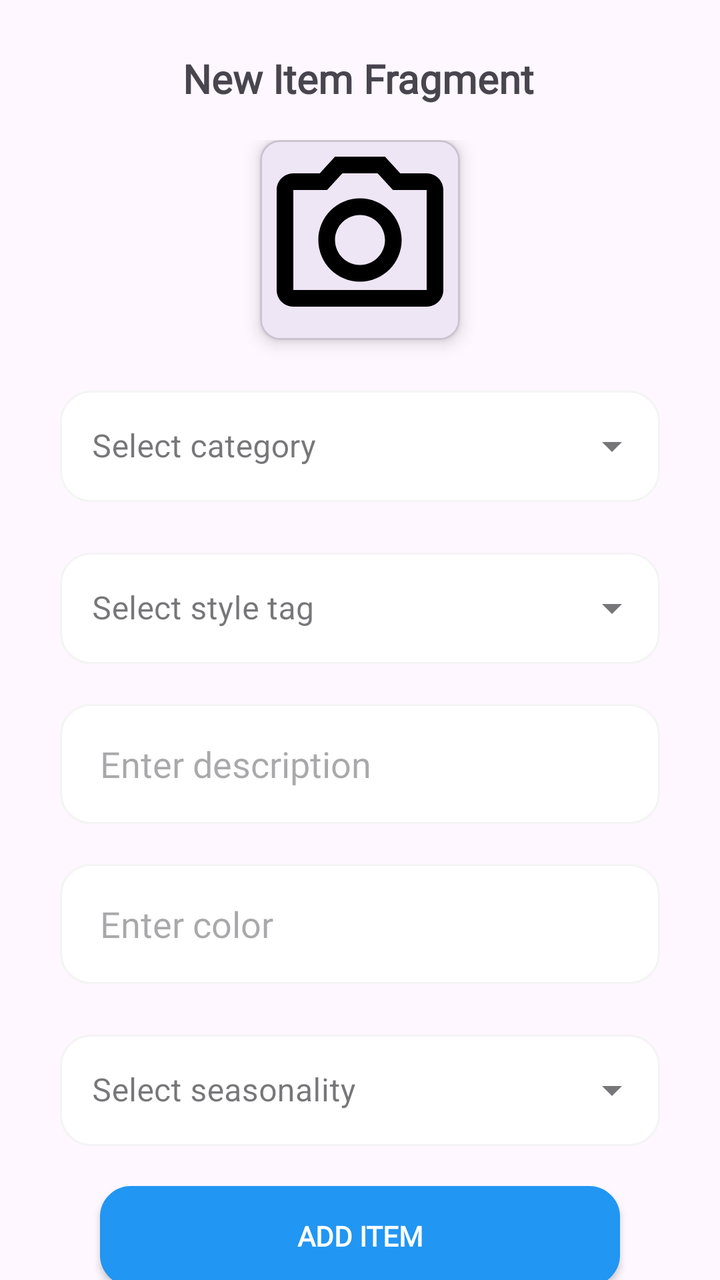
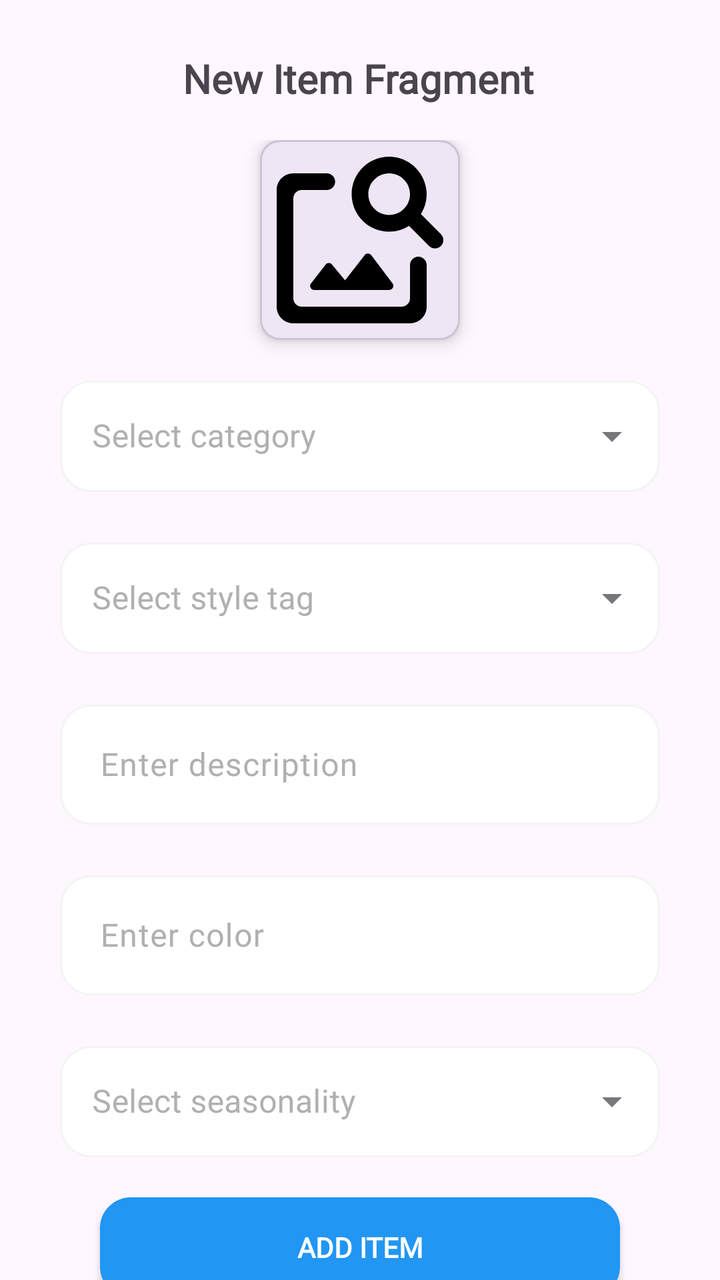

Before-and-after screenshots of an Android layout around one commit, followed by the original layout XML and the change that was made.
<!-- AndroidManifest.xml: application theme Theme.StyleWIZ_vol2 -->
<!-- res/layout/fragment_new_item.xml -->
<?xml version="1.0" encoding="utf-8"?>
<androidx.constraintlayout.widget.ConstraintLayout xmlns:android="http://schemas.android.com/apk/res/android"
    xmlns:app="http://schemas.android.com/apk/res-auto"
    xmlns:tools="http://schemas.android.com/tools"
    android:layout_width="match_parent"
    android:layout_height="match_parent"
    tools:context=".NewItemFragment">

    

    <TextView
        android:id="@+id/textView9"
        android:layout_width="wrap_content"
        android:layout_height="wrap_content"
        android:fontFamily="@font/roboto"
        android:text="New Item Fragment"
        android:textSize="20sp"
        android:textStyle="bold"
        app:layout_constraintBottom_toBottomOf="parent"
        app:layout_constraintEnd_toEndOf="parent"
        app:layout_constraintHorizontal_bias="0.497"
        app:layout_constraintStart_toStartOf="parent"
        app:layout_constraintTop_toTopOf="parent"
        app:layout_constraintVertical_bias="0.042" />


    <LinearLayout
        android:layout_width="match_parent"
        android:layout_height="wrap_content"
        android:layout_marginStart="30dp"
        android:layout_marginTop="70dp"
        android:layout_marginEnd="30dp"
        android:gravity="center"
        android:orientation="vertical"
        app:layout_constraintEnd_toEndOf="parent"
        app:layout_constraintStart_toStartOf="parent"
        app:layout_constraintTop_toTopOf="parent">

        <com.google.android.material.card.MaterialCardView
            android:id="@+id/selectImage"
            android:layout_width="100sp"
            android:layout_height="100sp"
            app:cardCornerRadius="10sp"
            app:cardElevation="5sp">

            <LinearLayout
                android:layout_width="match_parent"
                android:layout_height="match_parent"
                android:gravity="center"
                android:orientation="vertical">

                <ImageView
                    android:id="@+id/itemImage"
                    android:layout_width="match_parent"
                    android:layout_height="match_parent"
                    android:src="@drawable/outline_photo_camera_24" />
            </LinearLayout>


        </com.google.android.material.card.MaterialCardView>


        <com.google.android.material.textfield.TextInputLayout
            android:layout_width="match_parent"
            android:layout_height="wrap_content"
            android:hint="Select category"
            android:layout_marginTop="20dp"
            style="@style/Widget.MaterialComponents.TextInputLayout.OutlinedBox.ExposedDropdownMenu">

            <AutoCompleteTextView
                android:id="@+id/textCategory"
                android:layout_width="match_parent"
                android:layout_height="wrap_content"
                android:background="@drawable/edittextshape"
                android:inputType="none"/>


        </com.google.android.material.textfield.TextInputLayout>

        <com.google.android.material.textfield.TextInputLayout
            android:layout_width="match_parent"
            android:layout_height="wrap_content"
            android:hint="Select style tag"
            android:layout_marginTop="20dp"
            style="@style/Widget.MaterialComponents.TextInputLayout.OutlinedBox.ExposedDropdownMenu">

            <AutoCompleteTextView
                android:id="@+id/textStyleTag"
                android:layout_width="match_parent"
                android:layout_height="wrap_content"
                android:background="@drawable/edittextshape"
                android:inputType="none"/>


        </com.google.android.material.textfield.TextInputLayout>

        <EditText
            android:id="@+id/textDescription"
            android:layout_width="match_parent"
            android:layout_height="60dp"
            android:layout_marginTop="20dp"
            android:background="@drawable/edittextshape"
            android:fontFamily="@font/roboto"
            android:hint="Enter description"
            android:paddingStart="20dp"
            android:paddingEnd="15dp"
            android:singleLine="true" />

        <EditText
            android:id="@+id/textColor"
            android:layout_width="match_parent"
            android:layout_height="60dp"
            android:layout_marginTop="20dp"
            android:background="@drawable/edittextshape"
            android:fontFamily="@font/roboto"
            android:hint="Enter color"
            android:paddingStart="20dp"
            android:paddingEnd="15dp"
            android:singleLine="true" />

        <com.google.android.material.textfield.TextInputLayout
            android:layout_width="match_parent"
            android:layout_height="wrap_content"
            android:hint="Select seasonality"
            android:layout_marginTop="20dp"
            style="@style/Widget.MaterialComponents.TextInputLayout.OutlinedBox.ExposedDropdownMenu">

            <AutoCompleteTextView
                android:id="@+id/textSeasonality"
                android:layout_width="match_parent"
                android:layout_height="wrap_content"
                android:background="@drawable/edittextshape"
                android:inputType="none"/>


        </com.google.android.material.textfield.TextInputLayout>

        <androidx.appcompat.widget.AppCompatButton
            android:id="@+id/AddItemBtn"
            android:layout_width="match_parent"
            android:layout_height="50dp"
            android:background="@drawable/edittextshape"
            android:backgroundTint="@color/blue"
            android:text="ADD ITEM"
            android:textColor="@color/white"
            android:fontFamily="@font/roboto"
            android:textStyle="bold"
            android:layout_margin="20dp"/>


    </LinearLayout>

</androidx.constraintlayout.widget.ConstraintLayout>
<!-- resources referenced by this layout -->
<resources>
  <color name="blue">#2196F3</color>
  <color name="white">#FFFFFFFF</color>
  <!-- drawable edittextshape (drawable) -->
  <?xml version="1.0" encoding="utf-8"?>
  <shape xmlns:android="http://schemas.android.com/apk/res/android">
      <solid android:color="@color/white"/>
      <corners android:radius="15dp"/>
      <stroke android:color="#f4f4f4" android:width="1dp"/>
  </shape>
  <!-- drawable outline_photo_camera_24 (drawable) -->
  <vector android:height="24dp" android:tint="#000000"
      android:viewportHeight="24" android:viewportWidth="24"
      android:width="24dp" xmlns:android="http://schemas.android.com/apk/res/android">
      <path android:fillColor="@android:color/white" android:pathData="M14.12,4l1.83,2L20,6v12L4,18L4,6h4.05l1.83,-2h4.24M15,2L9,2L7.17,4L4,4c-1.1,0 -2,0.9 -2,2v12c0,1.1 0.9,2 2,2h16c1.1,0 2,-0.9 2,-2L22,6c0,-1.1 -0.9,-2 -2,-2h-3.17L15,2zM12,9c1.65,0 3,1.35 3,3s-1.35,3 -3,3 -3,-1.35 -3,-3 1.35,-3 3,-3m0,-2c-2.76,0 -5,2.24 -5,5s2.24,5 5,5 5,-2.24 5,-5 -2.24,-5 -5,-5z"/>
  </vector>
  <style name="Theme.StyleWIZ_vol2" parent="Base.Theme.StyleWIZ_vol2" />
  <style name="Base.Theme.StyleWIZ_vol2" parent="Theme.Material3.DayNight.NoActionBar">
          
          
      </style>
</resources>

<!-- the commit's change to res/layout/fragment_new_item.xml (unified diff, before → after) -->
@@ -53,7 +53,7 @@
                     android:id="@+id/itemImage"
                     android:layout_width="match_parent"
                     android:layout_height="match_parent"
-                    android:src="@drawable/outline_photo_camera_24" />
+                    android:src="@drawable/round_image_search_24" />
             </LinearLayout>
 
 
@@ -64,7 +64,8 @@
             android:layout_width="match_parent"
             android:layout_height="wrap_content"
             android:hint="Select category"
-            android:layout_marginTop="20dp"
+            android:textColorHint="@color/gray"
+            android:layout_marginTop="15dp"
             style="@style/Widget.MaterialComponents.TextInputLayout.OutlinedBox.ExposedDropdownMenu">
 
             <AutoCompleteTextView
@@ -81,6 +82,7 @@
             android:layout_width="match_parent"
             android:layout_height="wrap_content"
             android:hint="Select style tag"
+            android:textColorHint="@color/gray"
             android:layout_marginTop="20dp"
             style="@style/Widget.MaterialComponents.TextInputLayout.OutlinedBox.ExposedDropdownMenu">
 
@@ -94,34 +96,53 @@
 
         </com.google.android.material.textfield.TextInputLayout>
 
-        <EditText
+
+        <com.google.android.material.textfield.TextInputLayout
+            android:layout_width="match_parent"
+            android:layout_height="wrap_content"
+            android:layout_marginTop="20dp"
+            android:hint="Enter description"
+            android:textColorHint="@color/gray"
+            app:hintAnimationEnabled="true">
+
+        <com.google.android.material.textfield.TextInputEditText
             android:id="@+id/textDescription"
             android:layout_width="match_parent"
             android:layout_height="60dp"
-            android:layout_marginTop="20dp"
+            android:paddingStart="20dp"
+            android:paddingEnd="15dp"
             android:background="@drawable/edittextshape"
             android:fontFamily="@font/roboto"
-            android:hint="Enter description"
-            android:paddingStart="20dp"
-            android:paddingEnd="15dp"
-            android:singleLine="true" />
+            android:singleLine="true"
+            android:inputType="text" />
+        </com.google.android.material.textfield.TextInputLayout>
 
-        <EditText
-            android:id="@+id/textColor"
+        <com.google.android.material.textfield.TextInputLayout
             android:layout_width="match_parent"
-            android:layout_height="60dp"
+            android:layout_height="wrap_content"
             android:layout_marginTop="20dp"
-            android:background="@drawable/edittextshape"
-            android:fontFamily="@font/roboto"
             android:hint="Enter color"
-            android:paddingStart="20dp"
-            android:paddingEnd="15dp"
-            android:singleLine="true" />
+            android:textColorHint="@color/gray"
+            app:hintAnimationEnabled="true">
+
+            <com.google.android.material.textfield.TextInputEditText
+                android:id="@+id/textColor"
+                android:layout_width="match_parent"
+                android:layout_height="60dp"
+                android:paddingStart="20dp"
+                android:paddingEnd="15dp"
+                android:background="@drawable/edittextshape"
+                android:fontFamily="@font/roboto"
+                android:singleLine="true"
+                android:inputType="text" />
+        </com.google.android.material.textfield.TextInputLayout>
+
 
         <com.google.android.material.textfield.TextInputLayout
             android:layout_width="match_parent"
             android:layout_height="wrap_content"
             android:hint="Select seasonality"
+            android:textColorHint="@color/gray"
             android:layout_marginTop="20dp"
             style="@style/Widget.MaterialComponents.TextInputLayout.OutlinedBox.ExposedDropdownMenu">
 
<!-- resource entries referenced after the edit -->
@@ -1,6 +1,7 @@
 <!-- resources referenced by this layout -->
 <resources>
   <color name="blue">#2196F3</color>
+  <color name="gray">#B0B0B0</color>
   <color name="white">#FFFFFFFF</color>
   <!-- drawable edittextshape (drawable) -->
   <?xml version="1.0" encoding="utf-8"?>
@@ -9,11 +10,11 @@
       <corners android:radius="15dp"/>
       <stroke android:color="#f4f4f4" android:width="1dp"/>
   </shape>
-  <!-- drawable outline_photo_camera_24 (drawable) -->
+  <!-- drawable round_image_search_24 (drawable) -->
   <vector android:height="24dp" android:tint="#000000"
       android:viewportHeight="24" android:viewportWidth="24"
       android:width="24dp" xmlns:android="http://schemas.android.com/apk/res/android">
-      <path android:fillColor="@android:color/white" android:pathData="M14.12,4l1.83,2L20,6v12L4,18L4,6h4.05l1.83,-2h4.24M15,2L9,2L7.17,4L4,4c-1.1,0 -2,0.9 -2,2v12c0,1.1 0.9,2 2,2h16c1.1,0 2,-0.9 2,-2L22,6c0,-1.1 -0.9,-2 -2,-2h-3.17L15,2zM12,9c1.65,0 3,1.35 3,3s-1.35,3 -3,3 -3,-1.35 -3,-3 1.35,-3 3,-3m0,-2c-2.76,0 -5,2.24 -5,5s2.24,5 5,5 5,-2.24 5,-5 -2.24,-5 -5,-5z"/>
+      <path android:fillColor="@android:color/white" android:pathData="M18,15v4c0,0.55 -0.45,1 -1,1L5,20c-0.55,0 -1,-0.45 -1,-1L4,7c0,-0.55 0.45,-1 1,-1h3.02c0.55,0 1,-0.45 1,-1s-0.45,-1 -1,-1L4,4c-1.1,0 -2,0.9 -2,2v14c0,1.1 0.9,2 2,2h14c1.1,0 2,-0.9 2,-2v-5c0,-0.55 -0.45,-1 -1,-1s-1,0.45 -1,1zM15.5,18L6.52,18c-0.42,0 -0.65,-0.48 -0.39,-0.81l1.74,-2.23c0.2,-0.25 0.58,-0.26 0.78,-0.01l1.56,1.88 2.35,-3.02c0.2,-0.26 0.6,-0.26 0.79,0.01l2.55,3.39c0.25,0.32 0.01,0.79 -0.4,0.79zM19.3,8.89c0.48,-0.77 0.75,-1.67 0.69,-2.66 -0.13,-2.15 -1.84,-3.97 -3.97,-4.2C13.3,1.73 11,3.84 11,6.5c0,2.49 2.01,4.5 4.49,4.5 0.88,0 1.7,-0.26 2.39,-0.7l2.41,2.41c0.39,0.39 1.03,0.39 1.42,0 0.39,-0.39 0.39,-1.03 0,-1.42l-2.41,-2.4zM15.5,9C14.12,9 13,7.88 13,6.5S14.12,4 15.5,4 18,5.12 18,6.5 16.88,9 15.5,9z"/>
   </vector>
   <style name="Theme.StyleWIZ_vol2" parent="Base.Theme.StyleWIZ_vol2" />
   <style name="Base.Theme.StyleWIZ_vol2" parent="Theme.Material3.DayNight.NoActionBar">
